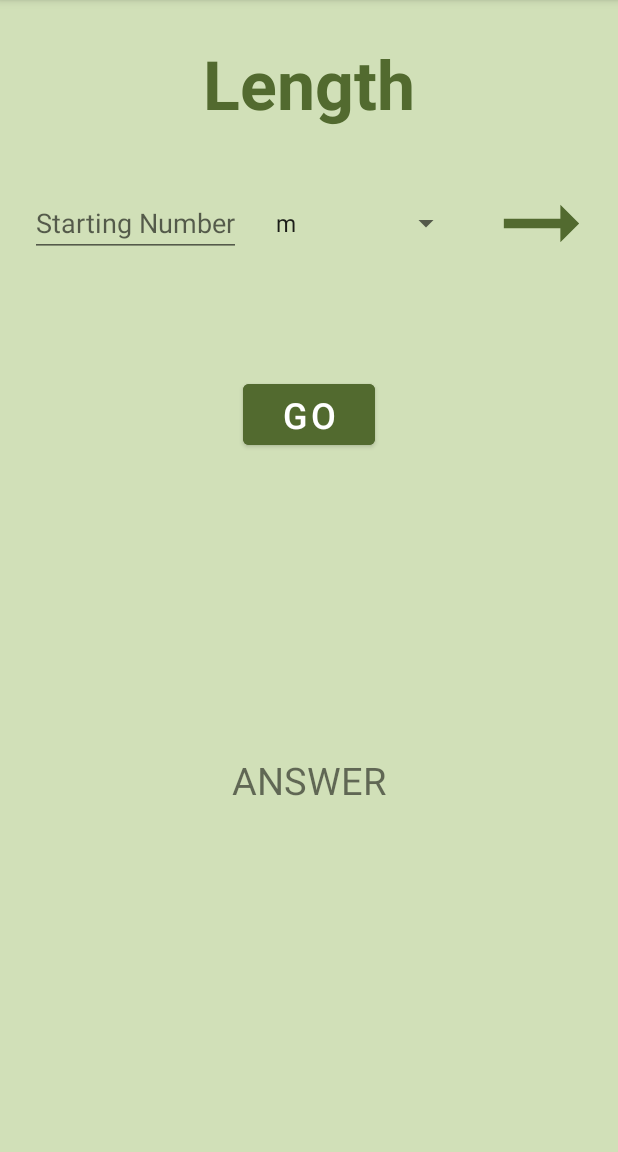
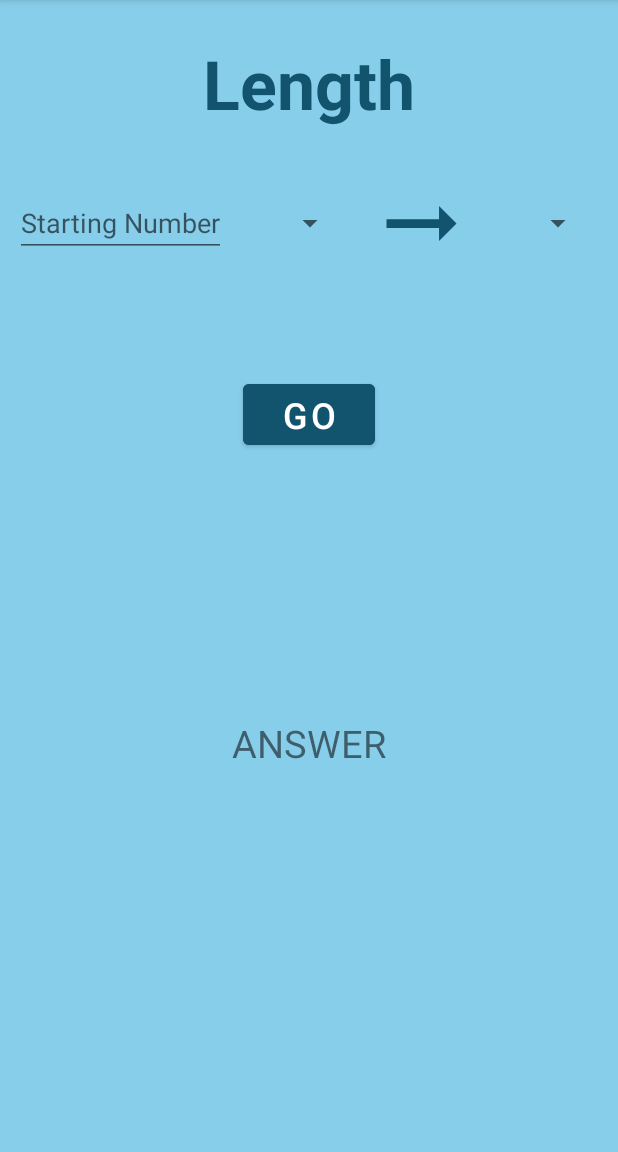
Before and after one commit to cshoe12/PhysicsCalculator, an Android app: the LengthFragment screen opened through its navigation route, on a phone screen of 412 x 824 dp, the part 84-1236 px from its top. Run offline under Robolectric (Android 15) with nearby library versions, the phone set to English and light mode, and no system bars.

Commit message:
adjust UI

```diff
--- /dev/null
+++ b/app/src/main/res/drawable/arrow.xml
@@ -0,0 +1,5 @@
+<vector android:autoMirrored="true" android:height="70dp"
+    android:tint="#12536D" android:viewportHeight="24"
+    android:viewportWidth="24" android:width="70dp" xmlns:android="http://schemas.android.com/apk/res/android">
+    <path android:fillColor="@android:color/white" android:pathData="M16.01,11H4v2h12.01v3L20,12l-3.99,-4z"/>
+</vector>
--- a/app/src/main/res/layout/fragment_length.xml
+++ b/app/src/main/res/layout/fragment_length.xml
@@ -4,7 +4,7 @@
     android:layout_width="match_parent"
     android:layout_height="match_parent"
     xmlns:app="http://schemas.android.com/apk/res-auto"
-    android:background="@color/units_mainGreen"
+    android:background="@color/home_background_blue"
     tools:context=".LengthFragment">
 
     <!-- TODO: Update blank fragment layout -->
@@ -14,7 +14,7 @@
         android:layout_height="wrap_content"
         android:text="Length"
         android:layout_marginTop="25dp"
-        android:textColor="@color/units_darkerGreen"
+        android:textColor="@color/more_darker_blue"
         android:textSize="45sp"
         android:textStyle="bold"
         app:layout_constraintEnd_toEndOf="parent"
@@ -27,16 +27,16 @@
         android:layout_height="wrap_content"
         android:hint="Starting Number"
         android:inputType="number"
-        android:layout_marginLeft="20dp"
+        android:layout_marginLeft="10dp"
         android:layout_marginTop="40dp"
         app:layout_constraintStart_toStartOf="parent"
         app:layout_constraintTop_toBottomOf="@+id/length_title_textView" />
 
     <Spinner
         android:id="@+id/initial_spinner"
-        android:layout_width="wrap_content"
+        android:layout_width="70dp"
         android:layout_height="wrap_content"
-        android:layout_marginLeft="15dp"
+        android:layout_marginLeft="10dp"
         app:layout_constraintBottom_toBottomOf="@+id/og_value_editText"
         app:layout_constraintStart_toEndOf="@+id/og_value_editText"
         app:layout_constraintTop_toTopOf="@+id/og_value_editText" />
@@ -45,7 +45,7 @@
         android:id="@+id/arrow_imageView"
         android:layout_width="wrap_content"
         android:layout_height="wrap_content"
-        android:src="@drawable/ic_baseline_arrow_right_alt_24"
+        android:src="@drawable/arrow"
         android:layout_marginLeft="15dp"
         app:layout_constraintBottom_toBottomOf="@+id/og_value_editText"
         app:layout_constraintStart_toEndOf="@+id/initial_spinner"
@@ -53,9 +53,9 @@
 
     <Spinner
         android:id="@+id/final_spinner"
-        android:layout_width="wrap_content"
+        android:layout_width="70dp"
         android:layout_height="wrap_content"
-        android:layout_marginLeft="15dp"
+        android:layout_marginLeft="10dp"
         app:layout_constraintBottom_toBottomOf="@+id/og_value_editText"
         app:layout_constraintStart_toEndOf="@+id/arrow_imageView"
         app:layout_constraintTop_toTopOf="@+id/og_value_editText" />
@@ -66,7 +66,7 @@
         android:layout_height="wrap_content"
         android:text="ANSWER"
         android:textSize="25sp"
-        android:layout_marginTop="200dp"
+        android:layout_marginTop="175dp"
         app:layout_constraintEnd_toEndOf="parent"
         app:layout_constraintStart_toStartOf="parent"
         app:layout_constraintTop_toBottomOf="@+id/go_button" />
@@ -75,7 +75,7 @@
         android:id="@+id/go_button"
         android:layout_width="wrap_content"
         android:layout_height="wrap_content"
-        android:backgroundTint="@color/units_darkerGreen"
+        android:backgroundTint="@color/more_darker_blue"
         android:text="GO"
         android:textSize="24sp"
         android:layout_marginTop="250dp"
--- a/app/src/main/res/values/colors.xml
+++ b/app/src/main/res/values/colors.xml
@@ -9,6 +9,11 @@
     <color name="white">#FFFFFFFF</color>
 
     <color name="home_background_blue">#87CEEB</color>
+    <color name="dark_blue">#25a7da</color>
+    <color name="darker_blue">#1a7599</color>
+    <color name="more_darker_blue">#12536d</color>
+    <color name="darkest_blue">#0b3241</color>
+
     <color name="home_title_blue">#166483</color>
     <color name="home_button_grey">#cccccc</color>
     <color name="home_buttonText_grey">#666666</color>
--- a/app/src/main/res/values/strings.xml
+++ b/app/src/main/res/values/strings.xml
@@ -6,7 +6,8 @@
     <string-array name="volume_units">
         <item>L</item>
         <item>mL</item>
-        <item>cm^3</item> //how can i get this to display normally
+        <item>cm^3</item>
+        //how can i get this to display normally
     </string-array>
 
     <string-array name="time_units">
```
Also changed, not shown: app/src/main/java/com/example/physicscalculator/Vectors.kt (added, +19 -0 lines), app/src/main/res/layout/fragment_home_page.xml (+6 -6 lines), app/src/main/res/layout/fragment_mass.xml (+10 -10 lines), app/src/main/res/layout/fragment_time.xml (+10 -10 lines), app/src/main/res/layout/fragment_units_home.xml (+6 -6 lines), app/src/main/res/layout/fragment_vectors_home_page.xml (added, +14 -0 lines), app/src/main/res/layout/fragment_volume.xml (+9 -9 lines).
